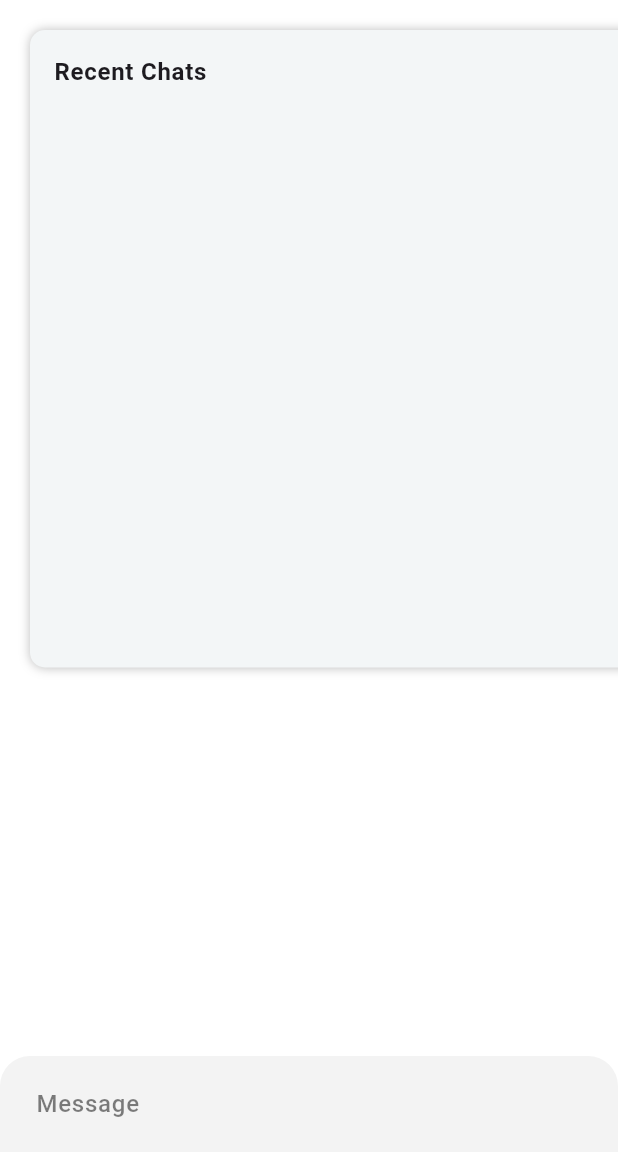
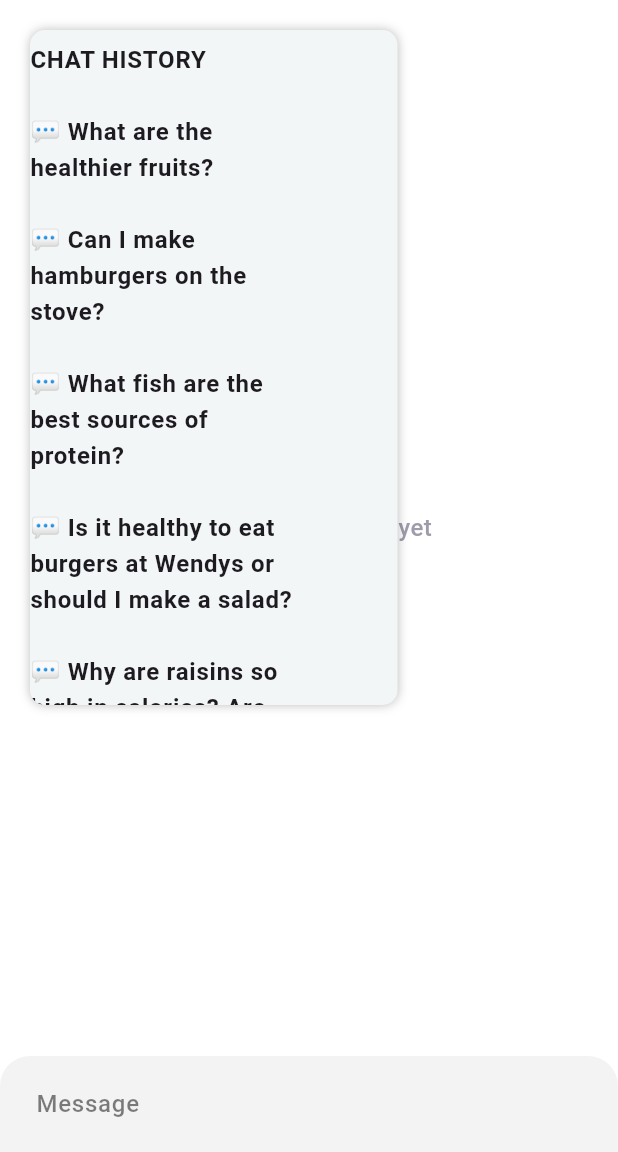
Before and after one commit to Paul-Franklin-student-programs/Qookit_chat_demo, a Flutter app: the screen it shows after launch, after a tap on the "history" icon, on a phone screen of 412 x 824 dp, the part 84-1236 px from its top. Run offline on Flutter 3.47's test engine with Material 3 defaults, Android fonts, the phone set to English and light mode, and no system bars; our stand-ins replace flutter_chat_types, flutter_chat_ui.

Commit message:
first version of history expandable pane

```diff
--- a/lib/chat_page.dart
+++ b/lib/chat_page.dart
@@ -44,6 +44,18 @@ class _ChatPageState extends State<ChatPage> {
       "\n\nOnce done, remove the steak from the grill and let it rest for at least 5 minutes to allow the juices to"
       "redistribute, ensuring a tender, flavorful bite. For extra flavor, top with a pat of butter or a drizzle"
       "of olive oil before serving.";
+
+  final stringHistory = "CHAT HISTORY\n\n"
+      "💬 What are the healthier fruits?\n\n"
+      "💬 Can I make hamburgers on the stove?\n\n"
+      "💬 What fish are the best sources of protein?\n\n"
+      "💬 Is it healthy to eat burgers at Wendys or should I make a salad?\n\n"
+      "💬 Why are raisins so high in calories? Are dried apricots lower in calories?\n\n"
+      "💬 What is a good shake to make in the blender for losing weight?\n\n"
+      "💬 Why are grocery store prices so high? Is Stop and Shop cheap?\n\n"
+      "💬 Are Vitamin D supplements good for you? Better than multivitamins?\n\n"
+      "💬 What is the healthiest topping to put on pizza? How come?\n\n"
+      "💬 Why does everything seem to taste like chicken? Is that a bad thing?";
 
   // Toggle panel expansion
   void _toggleExpand() {
@@ -114,11 +126,11 @@ class _ChatPageState extends State<ChatPage> {
             user: _user,
             theme: DefaultChatTheme(
                 inputBackgroundColor: Color(0xFFf3f3f3),
-                // Input field background
+
                 inputTextColor: Colors.black,
-                // Input text color
+
                 primaryColor: Color(0xFFf3f3f3),
-                // Send button color
+
                 secondaryColor: Colors.white,
                 sentMessageBodyTextStyle: TextStyle(
                   color: Colors.black, // Ensures user message text is black
@@ -132,37 +144,53 @@ class _ChatPageState extends State<ChatPage> {
             left: 20,
             child: AnimatedContainer(
               duration: Duration(milliseconds: 300),
-              width: _isExpanded ? 650 : 80,
-              height: _isExpanded ? 425 : 60,
+              width: _isExpanded ? 245 : 67,
+              height: _isExpanded ? 700 : 50,
               constraints: BoxConstraints(
                 maxHeight: 450,
-                minHeight: 60,
+                minHeight: 55,
               ),
               decoration: BoxDecoration(
                 color: Color(0xFFF3F6F7),
                 borderRadius: BorderRadius.circular(10),
                 boxShadow: [BoxShadow(color: Colors.black26, blurRadius: 5)],
               ),
+              clipBehavior: Clip.antiAlias,  // ✅ Prevents rendering issues
+              child: AnimatedSwitcher(
+                duration: Duration(milliseconds: 300),
+
                 child: _isExpanded
-                  ? Column(
-                  mainAxisSize: MainAxisSize.min,// If expanded, show this:
+                    ?
+                SingleChildScrollView(
+                  key: ValueKey<bool>(true),
+                  child: Column(
                     children: [
                       ListTile(
-                        title: Text("Recent Chats",
-                            style: TextStyle(fontWeight: FontWeight.bold)),
+                        contentPadding: EdgeInsets.zero, //
+                        title: Align(
+                          alignment: Alignment.topLeft, //
+                          child: Text(
+                            stringHistory,
+                            style: TextStyle(fontWeight: FontWeight.bold),
+                          ),
+                        ),
                         trailing: IconButton(
                           icon: Icon(Icons.close),
-                          onPressed: _toggleExpand
-                        )),
-                  ]
+                          onPressed: _toggleExpand,
+                        ),
+                      ),
+                    ],
+                  ),
                 )
-                  :
-              IconButton( // If collapsed, show this:
+                    : IconButton(
+                  key: ValueKey<bool>(false),
                   icon: Icon(Icons.history, size: 40),
                   onPressed: _toggleExpand,
                 ),
               ),
             ),
+          ),
+
 
         ]));
   }
```
Also changed, not shown: pubspec.lock. Lines whose indentation alone changed are shown as unchanged.
